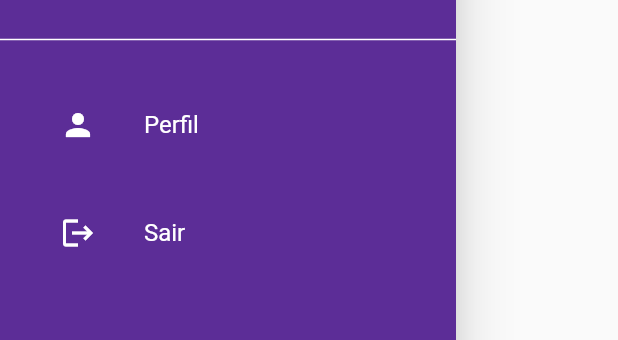
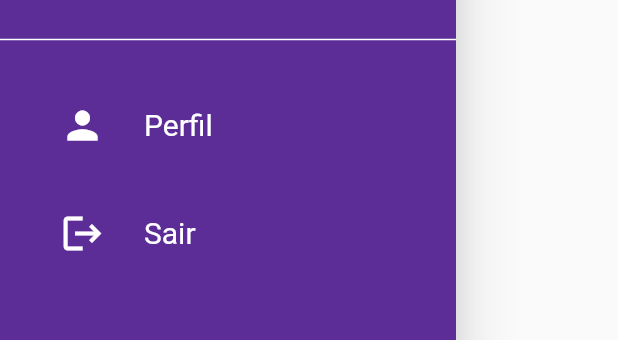
Before and after one commit to HugoTin/Legatto, a Flutter app: the NavigationDrawer widget shown alone on an empty page, opened directly, on a phone screen of 412 x 824 dp. Shown: the part 217-557 px from the top of the screen. Run offline on Flutter 3.47's test engine with Material 3 defaults, Android fonts, the phone set to English and light mode, and no system bars; our stand-ins replace cloud_firestore, dio, dotted_border, file_picker, firebase_auth, firebase_core and 5 more; missing offline and left inert: android_path_provider, info_popup; accounts and stored records are empty; network calls fail.

```diff
--- a/lib/pages/home.page.dart
+++ b/lib/pages/home.page.dart
@@ -263,7 +263,9 @@ class NavigationDrawer extends StatelessWidget {
                   ),
                   const SizedBox(width: 18),
                   Text(
-                    userData['name'],
+                    userData['name'].split(" ").elementAt(0),
+                    softWrap: true,
+                    overflow: TextOverflow.clip,
                     style: const TextStyle(
                         fontSize: 28,
                         fontWeight: FontWeight.bold,
@@ -302,20 +304,20 @@ class NavigationDrawer extends StatelessWidget {
         runSpacing: 16,
         children: [
           ListTile(
-            leading: const Icon(Icons.person, color: Colors.white),
+            leading: const Icon(Icons.person, color: Colors.white, size: 30),
             title: const Text(
               'Perfil',
-              style: TextStyle(color: Colors.white, fontSize: 16),
+              style: TextStyle(color: Colors.white, fontSize: 20),
             ),
             onTap: () {
               GoRouter.of(context).go('/profilepage');
             },
           ),
           ListTile(
-            leading: const Icon(Icons.logout, color: Colors.white),
+            leading: const Icon(Icons.logout, color: Colors.white, size: 30),
             title: const Text(
               'Sair',
-              style: TextStyle(color: Colors.white, fontSize: 16),
+              style: TextStyle(color: Colors.white, fontSize: 20),
             ),
             onTap: () {
               logout(context);
```
